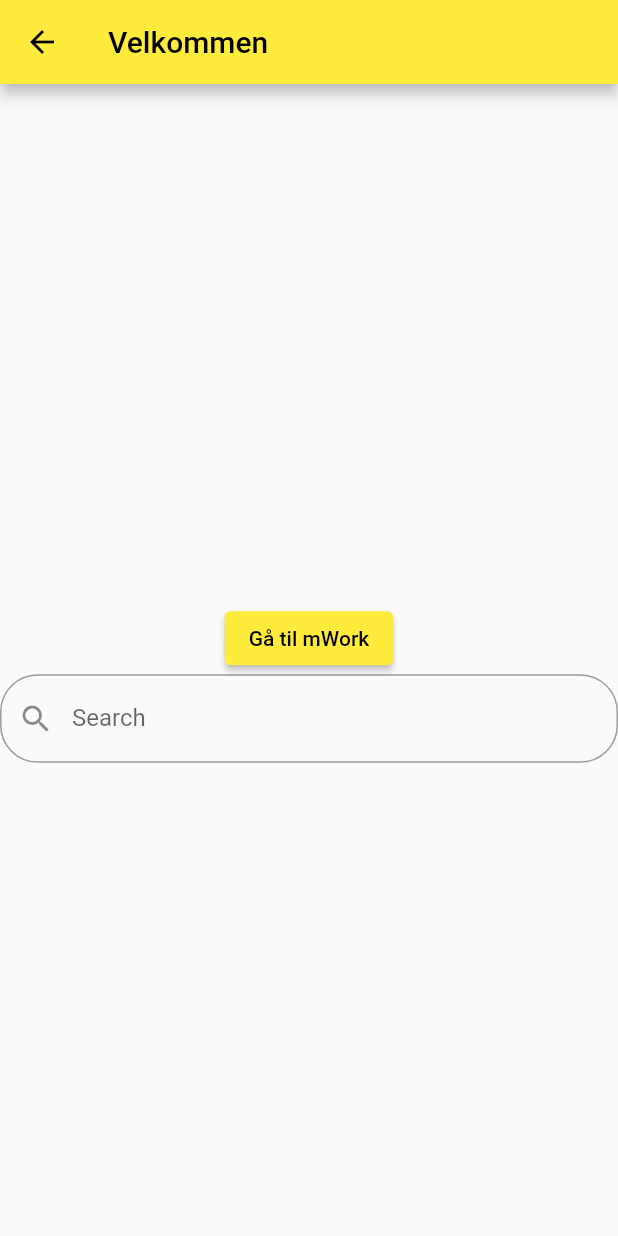
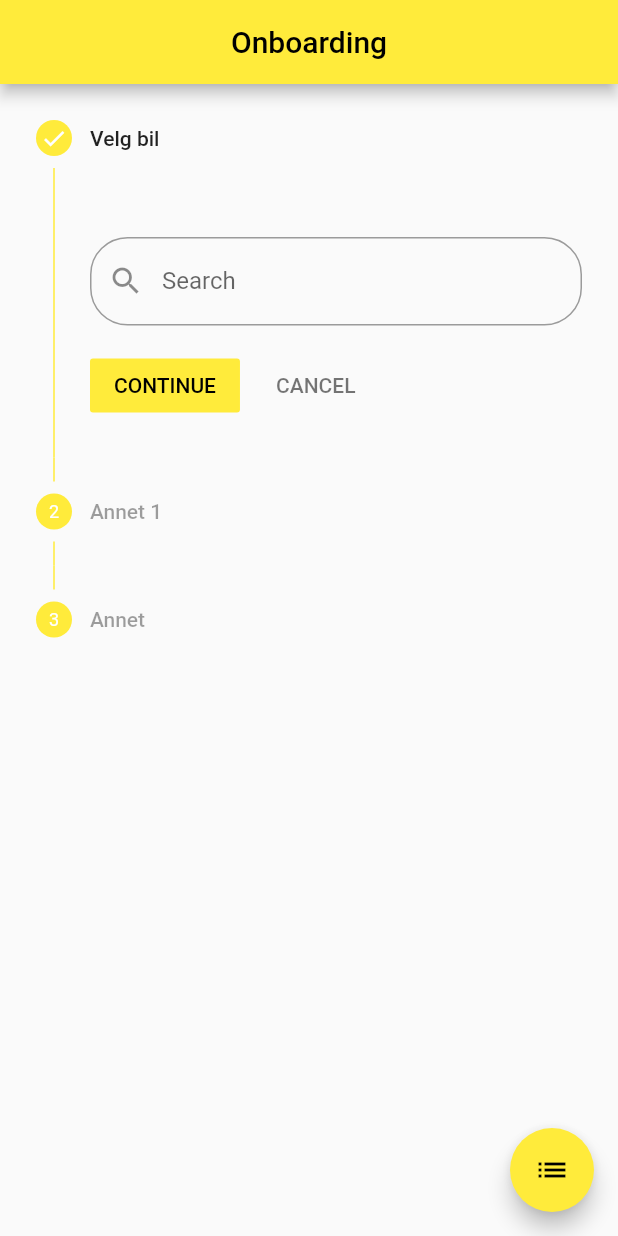
Before and after one commit to RoarGronmo/mtime_mordre_2, a Flutter app: the screen it shows after launch, on a phone screen of 412 x 824 dp. Run offline on Flutter 3.47's test engine with Material 2 defaults, Android fonts, the phone set to English and light mode, and no system bars; missing offline and left inert: aad_oauth, msal_js; network calls fail.

Commit message:
Refactoring. added stepper for onboarding

```diff
--- a/lib/Screens/home.dart
+++ b/lib/Screens/home.dart
@@ -2,7 +2,7 @@
 import 'package:flutter/cupertino.dart';
 import 'package:flutter/material.dart';
 import 'package:mtime_mordre/Screens/onboarding.dart';
-import 'package:mtime_mordre/snackbar.dart';
+import 'package:mtime_mordre/widgets/snackbar.dart';
 import '../auth/iAuth_manager.dart';
 import 'mordre.dart';
 
--- a/lib/Screens/onboarding.dart
+++ b/lib/Screens/onboarding.dart
@@ -2,7 +2,9 @@
 import 'package:flutter/cupertino.dart';
 import 'package:flutter/material.dart';
 import 'package:mtime_mordre/Screens/home.dart';
-import 'package:mtime_mordre/snackbar.dart';
+import 'package:mtime_mordre/widgets/pick_department.dart';
+import 'package:mtime_mordre/widgets/snackbar.dart';
+import 'package:mtime_mordre/widgets/stepper.dart';
 import '../Services/api_service.dart';
 import '../models/Bil.dart';
 
@@ -15,37 +17,12 @@ class Onboarding extends StatefulWidget {
 }
 
 class _Onboarding extends State<Onboarding> {
-  late List<dynamic> departments = [];
-  TextEditingController editingController = TextEditingController();
+
   @override
   void initState() {
-    _setData();
     super.initState();
   }
 
-  void _setData() {
-    fetchR1s();
-  }
-
-  fetchR1s() {
-    ApiServiceMordre()
-        .listR1s()
-        .then((value) => {
-      Snackbar.buildSuccessSnackbar(context, "Success!"),
-      setState(() {
-        var list = value['payload'];
-        var flattenedList = [];
-        list.forEach((k, v) => flattenedList.add(v));
-        departments = flattenedList
-            .map((model) => MordreBil.fromJson(model))
-            .toList();
-      })
-    })
-        .onError((error, stackTrace) => {
-      Snackbar.buildErrorSnackbar(context,
-          "Kunne ikke hente biler. Details: " + error.toString())
-    });
-  }
 
   @override
   Widget build(BuildContext context) {
@@ -53,67 +30,9 @@ class _Onboarding extends State<Onboarding> {
   }
 
   Widget _onboarding(BuildContext context) {
-    return Scaffold(
-      appBar: AppBar(
-        title: const Text("Velkommen"),
-      ),
-      body: Center(
-        child: Column(mainAxisSize: MainAxisSize.min, children: <Widget>[
-          const SizedBox(height: 30),
-          ElevatedButton(
-            onPressed: () {
-              Navigator.push(
-                context,
-                MaterialPageRoute(builder: (context) => const HomePage(title: 'mWork')),
-              );
-            },
-            child: const Text('Gå til mWork'),
-          ),
-          TextField(
-            controller: editingController,
-            onChanged: (value) {
-              filterSearchResults(value);
-            },
-            decoration: InputDecoration(
-                labelText: "Search",
-                hintText: "Search",
-                prefixIcon: Icon(Icons.search),
-                border: OutlineInputBorder(
-                    borderRadius: BorderRadius.all(Radius.circular(25.0)))),
-          ),
-          if (departments.isNotEmpty)
-            Expanded(
-              child: Card(
-                color: Colors.deepPurple,
-                child: ListView.builder(
-                    shrinkWrap: true,
-                    itemCount: departments.length,
-                    itemBuilder: (context, index) {
-                      return ListTile(title: Text(departments[index].nm + " - " + departments[index].rNo.toString()));
-                    }),
-              ),
-            ),
-        ]),
-      ),
-    );
+    //return PickDepartment();
+    return OnboardingStepper();
   }
 
-  void filterSearchResults(String query) {
-    List<MordreBil> searchList = <MordreBil>[];
-    if(query.isNotEmpty) {
-      departments.forEach((item) {
-        if(item.nm.contains(query)) {
-          searchList.add(item);
-        }else if(item.rNo.toString().contains(query)){
-          searchList.add(item);
-        }
-      });
-      setState(() {
-        departments.clear();
-        departments.addAll(searchList);
-      });
-      return;
 
-    }
-  }
 }
--- a/lib/auth/auth_manager.dart
+++ b/lib/auth/auth_manager.dart
@@ -1,7 +1,7 @@
 import 'package:aad_oauth/aad_oauth.dart';
 import 'package:aad_oauth/model/config.dart';
 import 'package:mtime_mordre/Services/api_service.dart';
-import '../snackbar.dart';
+import '../widgets/snackbar.dart';
 import 'iAuth_manager.dart';
 
 AuthManager getManager() => Auth0Manager();
--- /dev/null
+++ b/lib/widgets/pick_department.dart
@@ -0,0 +1,92 @@
+import 'package:flutter/material.dart';
+import 'package:mtime_mordre/Services/api_service.dart';
+import 'package:mtime_mordre/models/Bil.dart';
+import 'package:mtime_mordre/widgets/snackbar.dart';
+
+class PickDepartment extends StatefulWidget {
+  @override
+  _PickDepartmentState createState() => _PickDepartmentState();
+}
+
+class _PickDepartmentState extends State<PickDepartment> {
+  late List<dynamic> departments = [];
+  TextEditingController editingController = TextEditingController();
+
+  @override
+  void initState() {
+    _setData();
+    super.initState();
+  }
+
+  void _setData() {
+    fetchR1s();
+  }
+
+  fetchR1s() {
+    ApiServiceMordre()
+        .listR1s()
+        .then((value) => {
+              Snackbar.buildSuccessSnackbar(context, "Success!"),
+              setState(() {
+                var list = value['payload'];
+                var flattenedList = [];
+                list.forEach((k, v) => flattenedList.add(v));
+                departments = flattenedList
+                    .map((model) => MordreBil.fromJson(model))
+                    .toList();
+              })
+            })
+        .onError((error, stackTrace) => {
+              Snackbar.buildErrorSnackbar(context,
+                  "Kunne ikke hente biler. Details: " + error.toString())
+            });
+  }
+
+  @override
+  Widget build(BuildContext context) {
+    return
+
+       Column(mainAxisSize: MainAxisSize.min, children: <Widget>[
+          const SizedBox(height: 30),
+          TextField(
+            controller: editingController,
+            onChanged: (value) {
+              filterSearchResults(value);
+            },
+            decoration: InputDecoration(
+                labelText: "Search",
+                hintText: "Search",
+                prefixIcon: Icon(Icons.search),
+                border: OutlineInputBorder(
+                    borderRadius: BorderRadius.all(Radius.circular(25.0)))),
+          ),
+            ListView.builder(
+              shrinkWrap: true,
+              itemCount: departments.length,
+              itemBuilder: (context, index) {
+                return ListTile(
+                    title: Text(departments[index].nm +
+                        " - " +
+                        departments[index].rNo.toString()));
+              }),
+          ]);
+  }
+
+  void filterSearchResults(String query) {
+    List<MordreBil> searchList = <MordreBil>[];
+    if (query.isNotEmpty) {
+      departments.forEach((item) {
+        if (item.nm.contains(query)) {
+          searchList.add(item);
+        } else if (item.rNo.toString().contains(query)) {
+          searchList.add(item);
+        }
+      });
+      setState(() {
+        departments.clear();
+        departments.addAll(searchList);
+      });
+      return;
+    }
+  }
+}
--- /dev/null
+++ b/lib/widgets/stepper.dart
@@ -0,0 +1,105 @@
+import 'package:flutter/material.dart';
+import 'package:mtime_mordre/widgets/pick_department.dart';
+
+class OnboardingStepper extends StatefulWidget {
+  @override
+  _OnboardingStepperState createState() => _OnboardingStepperState();
+}
+
+class _OnboardingStepperState extends State<OnboardingStepper> {
+  int _currentStep = 0;
+  StepperType stepperType = StepperType.vertical;
+
+
+  @override
+  Widget build(BuildContext context) {
+    return  Scaffold(
+      appBar: AppBar(
+        automaticallyImplyLeading: false,
+        title: Text('Onboarding'),
+        centerTitle: true,
+      ),
+      body:  Container(
+        child: Column(
+          children: [
+            Expanded(
+              child: Stepper(
+                type: stepperType,
+                physics: ScrollPhysics(),
+                currentStep: _currentStep,
+                onStepTapped: (step) => tapped(step),
+                onStepContinue:  continued,
+                onStepCancel: cancel,
+                steps: <Step>[
+                  Step(
+                    title: new Text('Velg bil'),
+                    content: Column(
+                      children: <Widget>[
+                        PickDepartment()
+                      ],
+                    ),
+                    isActive: _currentStep >= 0,
+                    state: _currentStep >= 0 ?
+                    StepState.complete : StepState.disabled,
+                  ),
+                  Step(
+                    title: new Text('Annet 1'),
+                    content: Column(
+                      children: <Widget>[
+                        TextFormField(
+                          decoration: InputDecoration(labelText: 'Annet 2'),
+                        ),
+                        TextFormField(
+                          decoration: InputDecoration(labelText: 'Annet 3'),
+                        ),
+                      ],
+                    ),
+                    isActive: _currentStep >= 0,
+                    state: _currentStep >= 1 ?
+                    StepState.complete : StepState.disabled,
+                  ),
+                  Step(
+                    title: new Text('Annet'),
+                    content: Column(
+                      children: <Widget>[
+                        TextFormField(
+                          decoration: InputDecoration(labelText: 'Annet 4'),
+                        ),
+                      ],
+                    ),
+                    isActive:_currentStep >= 0,
+                    state: _currentStep >= 2 ?
+                    StepState.complete : StepState.disabled,
+                  ),
+                ],
+              ),
+            ),
+          ],
+        ),
+      ),
+      floatingActionButton: FloatingActionButton(
+        child: Icon(Icons.list),
+        onPressed: switchStepsType,
+      ),
+
+    );
+  }
+  switchStepsType() {
+    setState(() => stepperType == StepperType.vertical
+        ? stepperType = StepperType.horizontal
+        : stepperType = StepperType.vertical);
+  }
+
+  tapped(int step){
+    setState(() => _currentStep = step);
+  }
+
+  continued(){
+    _currentStep < 2 ?
+    setState(() => _currentStep += 1): null;
+  }
+  cancel(){
+    _currentStep > 0 ?
+    setState(() => _currentStep -= 1) : null;
+  }
+}
```
Also changed, not shown: lib/widgets/snackbar.dart (renamed from lib/snackbar.dart).
